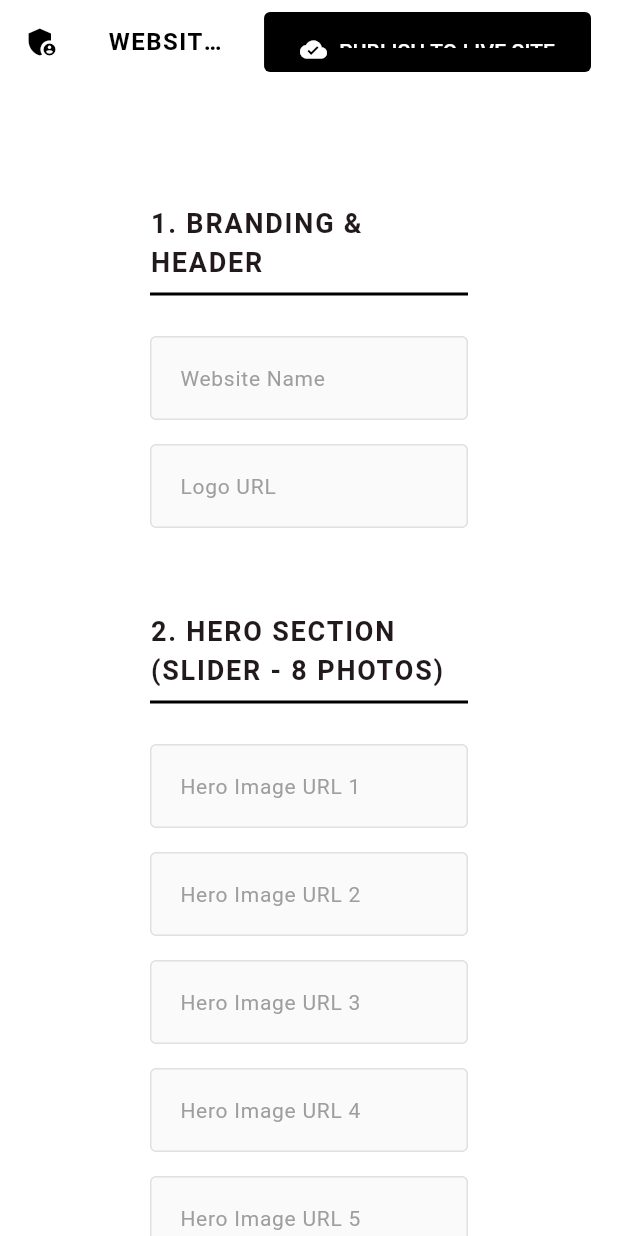
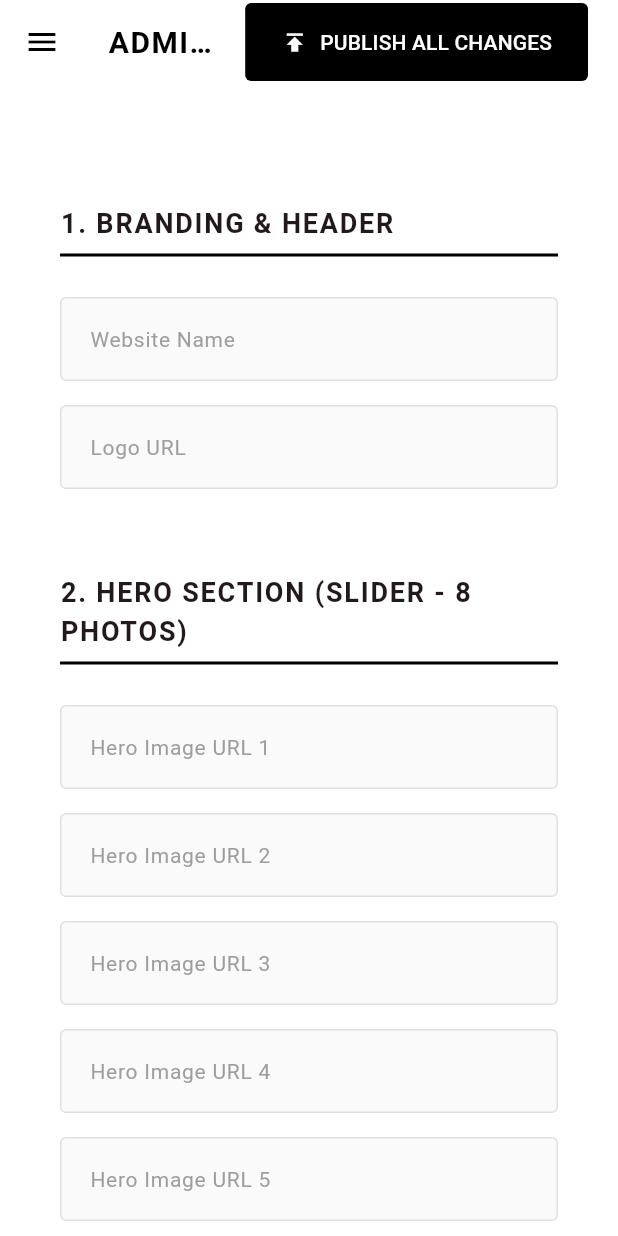
Before and after one commit to rathodhimanshu865-cloud/dada_2, a Flutter app: the AdminDashboard screen opened by its route, on a phone screen of 412 x 824 dp. Run offline on Flutter 3.47's test engine with Material 3 defaults, Android fonts, the phone set to English and light mode, and no system bars; our stand-ins replace cloud_firestore, firebase_core, table_calendar; missing offline and left inert: add_2_calendar; accounts and stored records are empty; network calls fail.

Commit message:
Initial commit of professional admin panel

```diff
--- a/lib/controllers/homepage_controller.dart
+++ b/lib/controllers/homepage_controller.dart
@@ -14,6 +14,8 @@ class HomePageController extends ChangeNotifier {
   RamKathaSection ramKatha = RamKathaSection();
   FooterData footer = FooterData();
   AboutKathaPageData aboutKathaPage = AboutKathaPageData();
+  List<KathaRecord> allKathas = [];
+  KathaListPageData kathaListPageData = KathaListPageData();
 
   bool isLoading = false;
 
@@ -41,6 +43,8 @@ class HomePageController extends ChangeNotifier {
         ramKatha = RamKathaSection.fromMap(data['ramKatha'] ?? {});
         footer = FooterData.fromMap(data['footer'] ?? {});
         aboutKathaPage = AboutKathaPageData.fromMap(data['aboutKathaPage'] ?? {});
+        allKathas = (data['allKathas'] as List? ?? []).map((e) => KathaRecord.fromMap(e)).toList();
+        kathaListPageData = KathaListPageData.fromMap(data['kathaListPageData'] ?? {});
       }
     } catch (e) {
       debugPrint("Load error: $e");
@@ -53,6 +57,9 @@ class HomePageController extends ChangeNotifier {
   void removeKatha(int i) { upcomingKathas.removeAt(i); notifyListeners(); }
   void addVideo() { videos.add(VideoItem()); notifyListeners(); }
   void removeVideo(int i) { videos.removeAt(i); notifyListeners(); }
+
+  void addKathaRecord() { allKathas.add(KathaRecord()); notifyListeners(); }
+  void removeKathaRecord(int i) { allKathas.removeAt(i); notifyListeners(); }
 
   Future<void> publish() async {
     isLoading = true;
@@ -68,6 +75,8 @@ class HomePageController extends ChangeNotifier {
         'ramKatha': ramKatha.toMap(),
         'footer': footer.toMap(),
         'aboutKathaPage': aboutKathaPage.toMap(),
+        'allKathas': allKathas.map((e) => e.toMap()).toList(),
+        'kathaListPageData': kathaListPageData.toMap(),
       });
     } catch (e) {
       debugPrint("Save error: $e");
--- a/lib/main.dart
+++ b/lib/main.dart
@@ -5,6 +5,7 @@ import 'firebase_options.dart';
 import 'controllers/homepage_controller.dart';
 import 'views/user_side/user_homepage.dart';
 import 'views/user_side/about_katha_page.dart';
+import 'views/user_side/katha_list_page.dart';
 import 'views/admin/admin_login_page.dart';
 import 'views/admin/admin_dashboard.dart';
 
@@ -88,6 +89,7 @@ class MyApp extends StatelessWidget {
         routes: {
           '/': (context) => const UserHomePage(),
           '/about_katha': (context) => const AboutKathaPage(),
+          '/katha_list': (context) => const KathaListPage(),
           '/admin_login': (context) => const AdminLoginPage(),
           '/admin_dashboard': (context) => const AdminDashboard(),
         },
--- a/lib/models/homepage_model.dart
+++ b/lib/models/homepage_model.dart
@@ -141,6 +141,63 @@ class FooterData {
   );
 }
 
+class KathaRecord {
+  String kathaNumber;
+  String year;
+  String dates;
+  String topic;
+  String location;
+  String country;
+  String language;
+  String youtubePlaylistUrl;
+  String pdfLink;
+  String description;
+  String imageUrl;
+
+  KathaRecord({
+    this.kathaNumber = '',
+    this.year = '',
+    this.dates = '',
+    this.topic = '',
+    this.location = '',
+    this.country = 'India',
+    this.language = 'Hindi',
+    this.youtubePlaylistUrl = '',
+    this.pdfLink = '',
+    this.description = '',
+    this.imageUrl = '',
+  });
+
+  Map<String, dynamic> toMap() => {
+    'kathaNumber': kathaNumber,
+    'year': year,
+    'dates': dates,
+    'topic': topic,
+    'location': location,
+    'country': country,
+    'language': language,
+    'youtubePlaylistUrl': youtubePlaylistUrl,
+    'pdfLink': pdfLink,
+    'description': description,
+    'imageUrl': imageUrl,
+  };
+
+  factory KathaRecord.fromMap(Map<String, dynamic> map) => KathaRecord(
+    kathaNumber: map['kathaNumber'] ?? '',
+    year: map['year'] ?? '',
+    dates: map['dates'] ?? '',
+    topic: map['topic'] ?? '',
+    location: map['location'] ?? '',
+    country: map['country'] ?? 'India',
+    language: map['language'] ?? 'Hindi',
+    youtubePlaylistUrl: map['youtubePlaylistUrl'] ?? '',
+    pdfLink: map['pdfLink'] ?? '',
+    description: map['description'] ?? '',
+    imageUrl: map['imageUrl'] ?? '',
+  );
+}
+
+
 class AboutKathaPageData {
   String topHeaderImage;
   String title;
@@ -212,3 +269,15 @@ class AboutKathaPageData {
     largeBottomImage: map['largeBottomImage'] ?? '',
   );
 }
+
+class KathaListPageData {
+  String bannerImageUrl;
+
+  KathaListPageData({this.bannerImageUrl = ''});
+
+  Map<String, dynamic> toMap() => {'bannerImageUrl': bannerImageUrl};
+
+  factory KathaListPageData.fromMap(Map<String, dynamic> map) => KathaListPageData(
+    bannerImageUrl: map['bannerImageUrl'] ?? '',
+  );
+}
--- a/lib/views/admin/admin_dashboard.dart
+++ b/lib/views/admin/admin_dashboard.dart
@@ -1,6 +1,7 @@
 import 'package:flutter/material.dart';
 import 'package:provider/provider.dart';
 import '../../controllers/homepage_controller.dart';
+import '../../models/homepage_model.dart';
 
 class AdminDashboard extends StatefulWidget {
   const AdminDashboard({super.key});
@@ -10,6 +11,15 @@ class AdminDashboard extends StatefulWidget {
 }
 
 class _AdminDashboardState extends State<AdminDashboard> {
+  int currentMenuIndex = 0;
+
+  final List<String> menuItems = [
+    'Homepage Sections',
+    'Full Katha List',
+    'About Katha Page',
+    'Navigation Settings'
+  ];
+
   Widget _buildField(String label, String? initialValue, Function(String) onChanged, {int maxLines = 1}) {
     return Padding(
       padding: const EdgeInsets.only(bottom: 16),
@@ -21,7 +31,6 @@ class _AdminDashboardState extends State<AdminDashboard> {
           filled: true,
           fillColor: Colors.grey[50],
           border: const OutlineInputBorder(),
-          contentPadding: const EdgeInsets.symmetric(horizontal: 16, vertical: 16),
         ),
         onChanged: onChanged,
       ),
@@ -35,34 +44,116 @@ class _AdminDashboardState extends State<AdminDashboard> {
     return Scaffold(
       backgroundColor: Colors.white,
       appBar: AppBar(
-        title: const Text('WEBSITE CONTENT MANAGER', style: TextStyle(fontWeight: FontWeight.bold, fontSize: 16)),
+        title: Text('ADMIN - ${menuItems[currentMenuIndex].toUpperCase()}'),
         backgroundColor: Colors.white,
         elevation: 0,
-        leading: const Icon(Icons.admin_panel_settings, color: Colors.black),
+        leading: Builder(builder: (context) => IconButton(icon: const Icon(Icons.menu, color: Colors.black), onPressed: () => Scaffold.of(context).openDrawer())),
         actions: [
-          Padding(
-            padding: const EdgeInsets.all(8.0),
-            child: ElevatedButton.icon(
-              style: ElevatedButton.styleFrom(
-                backgroundColor: Colors.black,
-                foregroundColor: Colors.white,
-                shape: RoundedRectangleBorder(borderRadius: BorderRadius.circular(4)),
-              ),
-              onPressed: () => controller.publish(),
-              icon: controller.isLoading
-                ? const SizedBox(width: 15, height: 15, child: CircularProgressIndicator(color: Colors.white, strokeWidth: 2))
-                : const Icon(Icons.cloud_done, size: 18),
-              label: const Text('PUBLISH TO LIVE SITE'),
-            ),
+          ElevatedButton.icon(
+            style: ElevatedButton.styleFrom(backgroundColor: Colors.black, foregroundColor: Colors.white),
+            onPressed: () => controller.publish(),
+            icon: controller.isLoading ? const SizedBox(width: 15, height: 15, child: CircularProgressIndicator(color: Colors.white, strokeWidth: 2)) : const Icon(Icons.publish),
+            label: const Text('PUBLISH ALL CHANGES'),
           ),
-          const SizedBox(width: 10),
+          const SizedBox(width: 20),
         ],
+      ),
+      drawer: Drawer(
+        child: Column(
+          children: [
+            const DrawerHeader(child: Center(child: Text('DADA PANEL', style: TextStyle(fontWeight: FontWeight.bold, fontSize: 24)))),
+            ...menuItems.asMap().entries.map((e) => ListTile(
+              title: Text(e.value),
+              selected: currentMenuIndex == e.key,
+              onTap: () {
+                setState(() => currentMenuIndex = e.key);
+                Navigator.pop(context);
+              },
+            )),
+          ],
+        ),
       ),
       body: controller.isLoading && controller.websiteSettings.name.isEmpty
           ? const Center(child: CircularProgressIndicator(color: Colors.black))
-          : ListView(
-              padding: const EdgeInsets.symmetric(horizontal: 100, vertical: 40),
+          : _buildCurrentView(controller),
+    );
+  }
+
+  Widget _buildCurrentView(HomePageController controller) {
+    switch (currentMenuIndex) {
+      case 0: return _homepageView(controller);
+      case 1: return _kathaListView(controller);
+      case 2: return _aboutKathaView(controller);
+      default: return const Center(child: Text('Select a section from the menu'));
+    }
+  }
+
+  Widget _kathaListView(HomePageController controller) {
+    return ListView(
+      padding: const EdgeInsets.all(40),
+      children: [
+        const Text('Katha List Settings', style: TextStyle(fontSize: 20, fontWeight: FontWeight.bold)),
+        const SizedBox(height: 20),
+        _buildField('Katha List Page Banner Image URL', controller.kathaListPageData.bannerImageUrl, (v) => controller.kathaListPageData.bannerImageUrl = v),
+        if (controller.kathaListPageData.bannerImageUrl.isNotEmpty)
+          Padding(
+            padding: const EdgeInsets.only(bottom: 20),
+            child: Image.network(controller.kathaListPageData.bannerImageUrl, height: 100, errorBuilder: (c,e,s) => const Text('Invalid Image URL')),
+          ),
+        const Divider(),
+        const SizedBox(height: 20),
+        const Text('Manage Full Katha List Records', style: TextStyle(fontSize: 20, fontWeight: FontWeight.bold)),
+        const Divider(),
+        ...controller.allKathas.asMap().entries.map((entry) {
+          int index = entry.key;
+          KathaRecord k = entry.value;
+          return Card(
+            margin: const EdgeInsets.only(bottom: 20),
+            child: ExpansionTile(
+              title: Text('Katha #${k.kathaNumber}: ${k.topic} (${k.location})'),
+              trailing: IconButton(icon: const Icon(Icons.delete, color: Colors.red), onPressed: () => controller.removeKathaRecord(index)),
               children: [
+                Padding(
+                  padding: const EdgeInsets.all(16),
+                  child: Column(
+                    children: [
+                      Row(
+                        children: [
+                          Expanded(child: _buildField('Katha #', k.kathaNumber, (v) => k.kathaNumber = v)),
+                          const SizedBox(width: 10),
+                          Expanded(child: _buildField('Year', k.year, (v) => k.year = v)),
+                        ],
+                      ),
+                      _buildField('Display Dates', k.dates, (v) => k.dates = v),
+                      _buildField('Katha Topic / Heading', k.topic, (v) => k.topic = v),
+                      _buildField('Location', k.location, (v) => k.location = v),
+                      Row(
+                        children: [
+                          Expanded(child: _buildField('Country', k.country, (v) => k.country = v)),
+                          const SizedBox(width: 10),
+                          Expanded(child: _buildField('Language', k.language, (v) => k.language = v)),
+                        ],
+                      ),
+                      _buildField('YouTube Playlist URL', k.youtubePlaylistUrl, (v) => k.youtubePlaylistUrl = v),
+                      _buildField('Image URL', k.imageUrl, (v) => setState(() => k.imageUrl = v)),
+                      _buildField('Description', k.description, (v) => k.description = v, maxLines: 5),
+                    ],
+                  ),
+                )
+              ],
+            ),
+          );
+        }),
+        const SizedBox(height: 20),
+        ElevatedButton.icon(onPressed: controller.addKathaRecord, icon: const Icon(Icons.add), label: const Text('ADD NEW KATHA RECORD')),
+      ],
+    );
+  }
+
+  Widget _homepageView(HomePageController controller) {
+    return ListView(
+      padding: const EdgeInsets.all(40),
+      children: [
                 _sectionHeader('1. BRANDING & HEADER'),
                 _buildField('Website Name', controller.websiteSettings.name, (v) => controller.websiteSettings.name = v),
                 _buildField('Logo URL', controller.websiteSettings.logoUrl, (v) => controller.websiteSettings.logoUrl = v),
@@ -83,10 +174,8 @@ class _AdminDashboardState extends State<AdminDashboard> {
                   }
                 )),
 
-                _sectionHeader('3. UPCOMING KATHAS LIST'),
+                _sectionHeader('3. UPCOMING KATHAS LIST (HOMEPAGE)'),
                 ...controller.upcomingKathas.asMap().entries.map((entry) => Card(
-                  elevation: 0,
-                  shape: RoundedRectangleBorder(side: BorderSide(color: Colors.grey[200]!), borderRadius: BorderRadius.circular(4)),
                   margin: const EdgeInsets.only(bottom: 16),
                   child: Padding(
                     padding: const EdgeInsets.all(16),
@@ -135,96 +224,58 @@ class _AdminDashboardState extends State<AdminDashboard> {
                         ),
                         Align(
                           alignment: Alignment.centerRight,
-                          child: TextButton.icon(
-                            onPressed: () => controller.removeKatha(entry.key),
-                            icon: const Icon(Icons.delete, color: Colors.red, size: 18),
-                            label: const Text('Remove', style: TextStyle(color: Colors.red)),
-                          ),
+                          child: IconButton(icon: const Icon(Icons.delete, color: Colors.red), onPressed: () => controller.removeKatha(entry.key)),
                         )
                       ],
                     ),
                   ),
                 )),
-                OutlinedButton.icon(
-                  onPressed: controller.addKatha,
-                  icon: const Icon(Icons.add),
-                  label: const Text('ADD NEW KATHA ENTRY'),
-                  style: OutlinedButton.styleFrom(shape: RoundedRectangleBorder(borderRadius: BorderRadius.circular(4))),
-                ),
+                ElevatedButton(onPressed: controller.addKatha, child: const Text('Add Home Page Katha')),
 
-                _sectionHeader('4. ABOUT SECTION'),
-                _buildField('Dada Photo URL', controller.aboutSection.photoUrl, (v) {
-                  controller.aboutSection.photoUrl = v;
-                  setState(() {});
-                }),
-                if (controller.aboutSection.photoUrl.isNotEmpty)
-                  Padding(
-                    padding: const EdgeInsets.only(bottom: 16),
-                    child: Image.network(controller.aboutSection.photoUrl, height: 100, errorBuilder: (c, e, s) => const Text('Invalid Image URL')),
-                  ),
-                _buildField('Description Text', controller.aboutSection.description, (v) => controller.aboutSection.description = v, maxLines: 6),
+                _sectionHeader('4. ABOUT SECTION (HOMEPAGE)'),
+                _buildField('Dada Photo URL', controller.aboutSection.photoUrl, (v) => controller.aboutSection.photoUrl = v),
+                _buildField('Description', controller.aboutSection.description, (v) => controller.aboutSection.description = v, maxLines: 5),
 
                 _sectionHeader('5. DADA\'S DAILY SUVICHAR'),
-                _buildField('Suvichar Image URL', controller.dailySuvichar.imageUrl, (v) {
-                  controller.dailySuvichar.imageUrl = v.trim();
-                  setState(() {});
-                }),
-                if (controller.dailySuvichar.imageUrl.isNotEmpty)
-                  Padding(
-                    padding: const EdgeInsets.only(bottom: 16),
-                    child: Image.network(controller.dailySuvichar.imageUrl, height: 100, errorBuilder: (c, e, s) => const Text('Invalid Image URL')),
-                  ),
-                _buildField('Display Date (e.g. 24 June 2024)', controller.dailySuvichar.date, (v) => controller.dailySuvichar.date = v),
+                _buildField('Suvichar Image URL', controller.dailySuvichar.imageUrl, (v) => controller.dailySuvichar.imageUrl = v),
+                _buildField('Display Date', controller.dailySuvichar.date, (v) => controller.dailySuvichar.date = v),
 
-              _sectionHeader('6. VIDEO GALLERY (YOUTUBE SHORTS)'),
+              _sectionHeader('6. VIDEO GALLERY (SHORTS)'),
                 ...controller.videos.asMap().entries.map((entry) => Card(
-                  elevation: 0,
-                  shape: RoundedRectangleBorder(side: BorderSide(color: Colors.grey[200]!), borderRadius: BorderRadius.circular(4)),
                   margin: const EdgeInsets.only(bottom: 16),
                   child: Padding(
                     padding: const EdgeInsets.all(16),
                     child: Column(
                       children: [
                         _buildField('Video Title', entry.value.title, (v) => entry.value.title = v),
-                        _buildField('YouTube Shorts URL', entry.value.youtubeUrl, (v) {
-                          entry.value.youtubeUrl = v.trim();
-                          setState(() {});
-                        }),
-                        if (entry.value.youtubeUrl.isNotEmpty)
-                          Padding(
-                            padding: const EdgeInsets.only(bottom: 10),
-                            child: Image.network(entry.value.thumbnail, height: 100, errorBuilder: (c, e, s) => const Icon(Icons.broken_image)),
-                          ),
+                        _buildField('YouTube URL', entry.value.youtubeUrl, (v) => entry.value.youtubeUrl = v),
                         Align(
                           alignment: Alignment.centerRight,
-                          child: TextButton.icon(
-                            onPressed: () => controller.removeVideo(entry.key),
-                            icon: const Icon(Icons.delete, color: Colors.red, size: 18),
-                            label: const Text('Remove Video', style: TextStyle(color: Colors.red)),
-                          ),
+                          child: IconButton(icon: const Icon(Icons.delete, color: Colors.red), onPressed: () => controller.removeVideo(entry.key)),
                         )
                       ],
                     ),
                   ),
                 )),
-                OutlinedButton.icon(
-                  onPressed: controller.addVideo,
-                  icon: const Icon(Icons.video_call),
-                  label: const Text('ADD VIDEO TO LIST'),
-                  style: OutlinedButton.styleFrom(shape: RoundedRectangleBorder(borderRadius: BorderRadius.circular(4))),
-                ),
+                ElevatedButton(onPressed: controller.addVideo, child: const Text('Add Video')),
 
                 _sectionHeader('7. RAM KATHA (BOTTOM SECTION)'),
-                _buildField('Section Title', controller.ramKatha.title, (v) => controller.ramKatha.title = v),
                 _buildField('Paragraph 1', controller.ramKatha.description1, (v) => controller.ramKatha.description1 = v, maxLines: 4),
                 _buildField('Paragraph 2', controller.ramKatha.description2, (v) => controller.ramKatha.description2 = v, maxLines: 4),
-                _buildField('Side Image URL', controller.ramKatha.photoUrl, (v) => controller.ramKatha.photoUrl = v),
+                _buildField('Photo URL', controller.ramKatha.photoUrl, (v) => controller.ramKatha.photoUrl = v),
 
                 _sectionHeader('8. FOOTER SETTINGS'),
                 _buildField('Footer Description', controller.footer.description, (v) => controller.footer.description = v, maxLines: 3),
                 _buildField('Copyright Text', controller.footer.copyright, (v) => controller.footer.copyright = v),
+      ],
+    );
+  }
 
-                _sectionHeader('9. ABOUT KATHA PAGE CONTENT'),
+  Widget _aboutKathaView(HomePageController controller) {
+    return ListView(
+      padding: const EdgeInsets.all(40),
+      children: [
+                _sectionHeader('ABOUT KATHA PAGE CONTENT'),
                 _buildField('Top Header Image URL', controller.aboutKathaPage.topHeaderImage, (v) => controller.aboutKathaPage.topHeaderImage = v),
                 _buildField('Page Title', controller.aboutKathaPage.title, (v) => controller.aboutKathaPage.title = v),
                 _buildField('Main Description (Italic)', controller.aboutKathaPage.mainItalicDesc, (v) => controller.aboutKathaPage.mainItalicDesc = v, maxLines: 5),
@@ -232,20 +283,17 @@ class _AdminDashboardState extends State<AdminDashboard> {
                 _buildField('Sub Desc Column 2', controller.aboutKathaPage.subDescCol2, (v) => controller.aboutKathaPage.subDescCol2 = v, maxLines: 3),
                 _buildField('Sub Desc Column 3', controller.aboutKathaPage.subDescCol3, (v) => controller.aboutKathaPage.subDescCol3 = v, maxLines: 3),
                 const Divider(),
-                const Text('Biography Section (Image Left, Text Right)', style: TextStyle(fontWeight: FontWeight.bold)),
+                const Text('Biography Section', style: TextStyle(fontWeight: FontWeight.bold)),
                 _buildField('Biography Image URL', controller.aboutKathaPage.midSectionImage, (v) => controller.aboutKathaPage.midSectionImage = v),
-                _buildField('Biography Heading (Italic)', controller.aboutKathaPage.midSectionTitle, (v) => controller.aboutKathaPage.midSectionTitle = v, maxLines: 3),
+                _buildField('Biography Heading', controller.aboutKathaPage.midSectionTitle, (v) => controller.aboutKathaPage.midSectionTitle = v),
                 _buildField('Biography Paragraph', controller.aboutKathaPage.midSectionPara1, (v) => controller.aboutKathaPage.midSectionPara1 = v, maxLines: 5),
                 const Divider(),
                 const Text('Bottom Section', style: TextStyle(fontWeight: FontWeight.bold)),
-                _buildField('Calligraphy/Signature Image URL', controller.aboutKathaPage.signatureImage, (v) => controller.aboutKathaPage.signatureImage = v),
+                _buildField('Calligraphy URL', controller.aboutKathaPage.signatureImage, (v) => controller.aboutKathaPage.signatureImage = v),
                 _buildField('Bottom Para 1', controller.aboutKathaPage.bottomPara1, (v) => controller.aboutKathaPage.bottomPara1 = v, maxLines: 3),
                 _buildField('Bottom Para 2', controller.aboutKathaPage.bottomPara2, (v) => controller.aboutKathaPage.bottomPara2 = v, maxLines: 3),
                 _buildField('Large Bottom Image URL', controller.aboutKathaPage.largeBottomImage, (v) => controller.aboutKathaPage.largeBottomImage = v),
-
-                const SizedBox(height: 100),
-              ],
-            ),
+      ],
     );
   }
 
--- a/lib/views/user_side/sections/user_header.dart
+++ b/lib/views/user_side/sections/user_header.dart
@@ -100,8 +100,9 @@ class _UserHeaderState extends State<UserHeader> {
         onSelected: (value) {
           if (value == 'About Ram Katha') {
             Navigator.pushNamed(context, '/about_katha');
+          } else if (value == 'Full Katha List') {
+            Navigator.pushNamed(context, '/katha_list');
           }
-          // Add other redirections here as pages are created
         },
         child: const Row(
           mainAxisSize: MainAxisSize.min,
```
Also changed, not shown: lib/views/user_side/katha_list_page.dart (added, +411 -0 lines).
